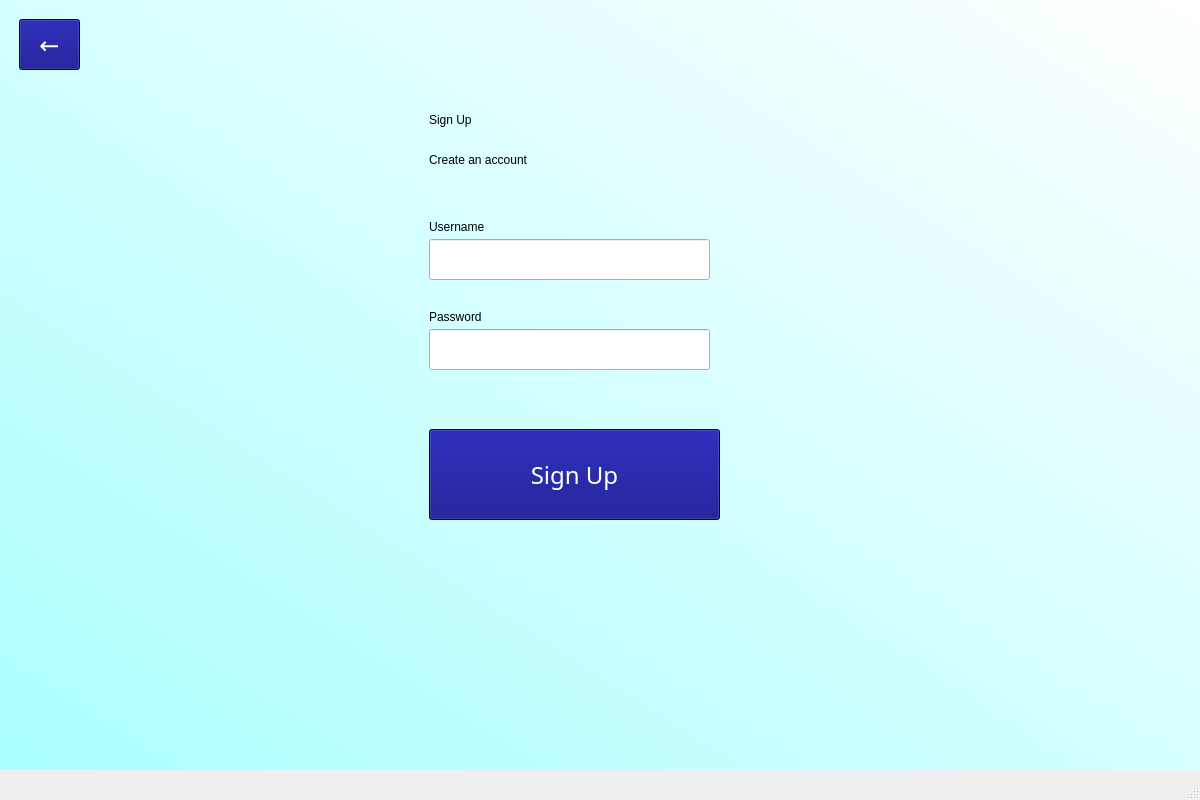
The window that Assignment1/DCM/signup.ui (Why-Bee/3k04-project-group10-2023) describes before a commit, drawn with Qt 5.
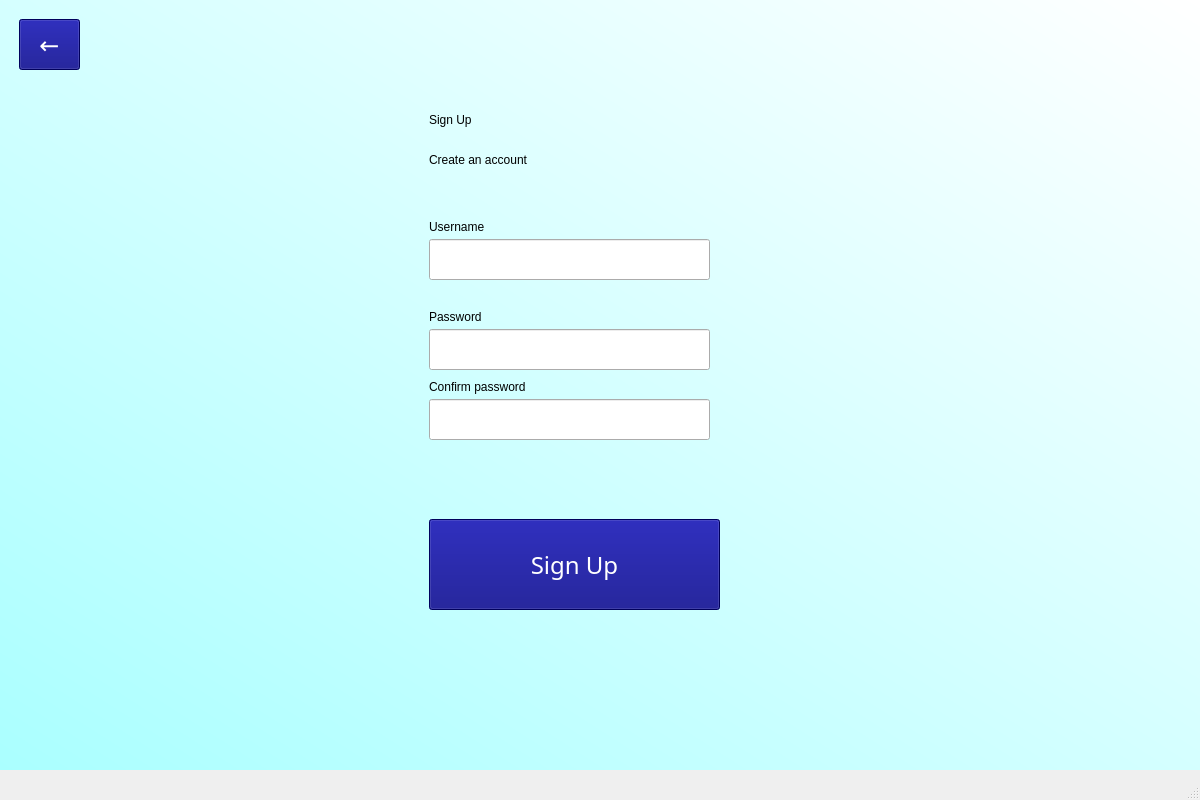
The same window after the commit.

Diff of the .ui file:
```diff
--- a/Assignment1/DCM/signup.ui
+++ b/Assignment1/DCM/signup.ui
@@ -31,7 +31,7 @@
      <property name="geometry">
       <rect>
        <x>430</x>
-       <y>430</y>
+       <y>520</y>
        <width>291</width>
        <height>91</height>
       </rect>
@@ -152,6 +152,55 @@
       <string>←</string>
      </property>
     </widget>
+    <widget class="QLabel" name="errorLabel">
+     <property name="geometry">
+      <rect>
+       <x>430</x>
+       <y>480</y>
+       <width>291</width>
+       <height>31</height>
+      </rect>
+     </property>
+     <property name="styleSheet">
+      <string notr="true">font: 12pt &quot;MS Reference Sans Serif&quot;;
+color: rgb(255, 0, 0);</string>
+     </property>
+     <property name="text">
+      <string/>
+     </property>
+    </widget>
+    <widget class="QLineEdit" name="confirmPasswordField">
+     <property name="geometry">
+      <rect>
+       <x>430</x>
+       <y>400</y>
+       <width>281</width>
+       <height>41</height>
+      </rect>
+     </property>
+     <property name="font">
+      <font>
+       <family>MS Reference Sans Serif</family>
+       <pointsize>12</pointsize>
+      </font>
+     </property>
+     <property name="echoMode">
+      <enum>QLineEdit::Password</enum>
+     </property>
+    </widget>
+    <widget class="QLabel" name="confirmPasswordSubtext">
+     <property name="geometry">
+      <rect>
+       <x>430</x>
+       <y>380</y>
+       <width>111</width>
+       <height>16</height>
+      </rect>
+     </property>
+     <property name="text">
+      <string>Confirm password</string>
+     </property>
+    </widget>
    </widget>
   </widget>
   <widget class="QMenuBar" name="menubar">
```
Left out of the diff: 15 changed lines with no effect on the pictures.
